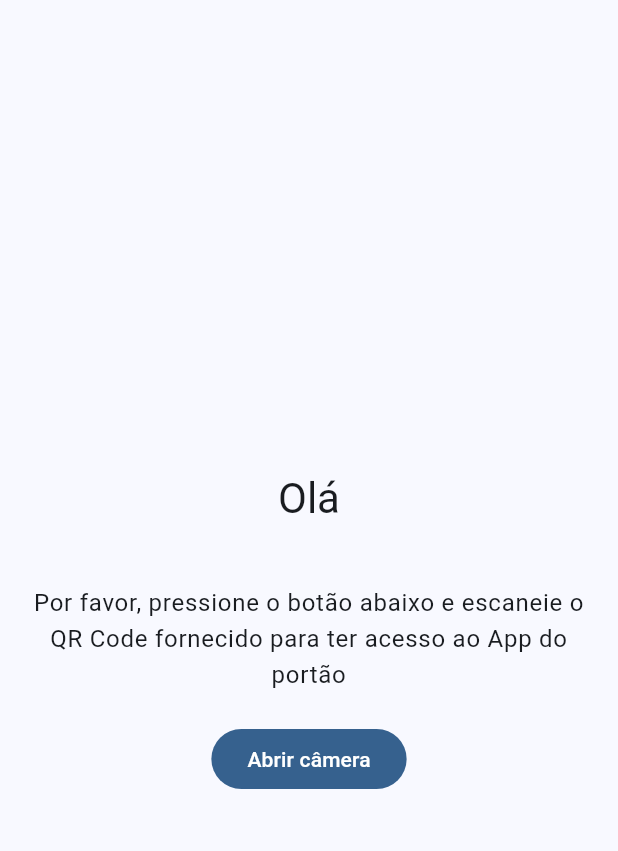
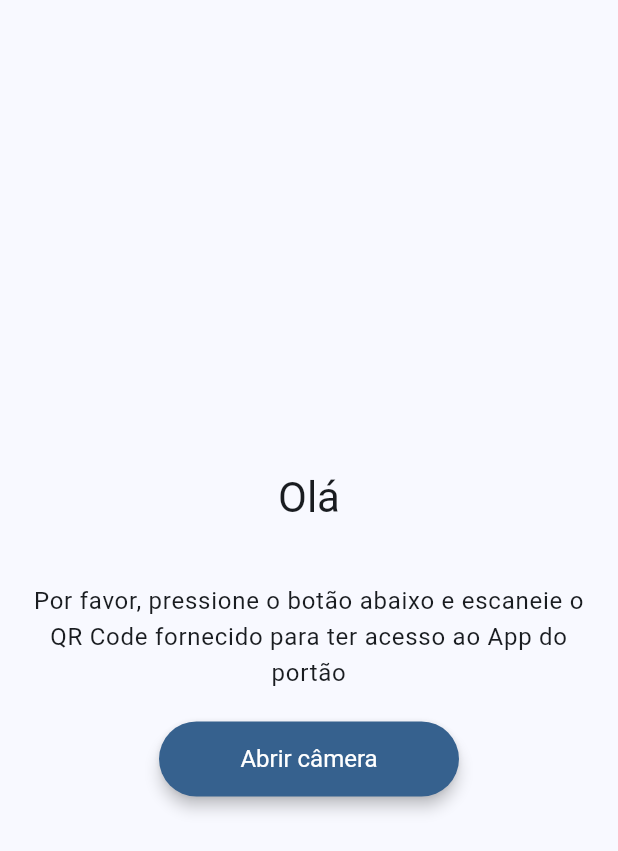
Before and after one commit to CaioSchnepper/DispositivosMoveis, a Flutter app: the screen it shows after launch, on a phone screen of 412 x 824 dp. Shown: the top 851 px of the screen. Run offline on Flutter 3.47's test engine with Material 3 defaults, Android fonts, the phone set to English and light mode, and no system bars; our stand-ins replace mask_text_input_formatter, shared_preferences, slide_to_act; missing offline and left inert: http_interceptor, qr_code_scanner.

Commit message:
feat: ajustando tamanho dos botões

```diff
--- a/lib/main.dart
+++ b/lib/main.dart
@@ -122,6 +122,12 @@ class _HomePageState extends State<HomePage> {
               duration: const Duration(seconds: 2),
               child: FilledButton(
                 onPressed: _navigateToQRCodeScanner,
+                style: ButtonStyle(
+                    textStyle: MaterialStatePropertyAll(TextStyle(
+                        fontSize:
+                            Theme.of(context).textTheme.bodyLarge?.fontSize)),
+                    elevation: const MaterialStatePropertyAll(4),
+                    minimumSize: const MaterialStatePropertyAll(Size(200, 50))),
                 child: const Text('Abrir câmera'),
               ),
             ),
```
Also changed, not shown: lib/screens/login_screen.dart (+9 -0 lines).
